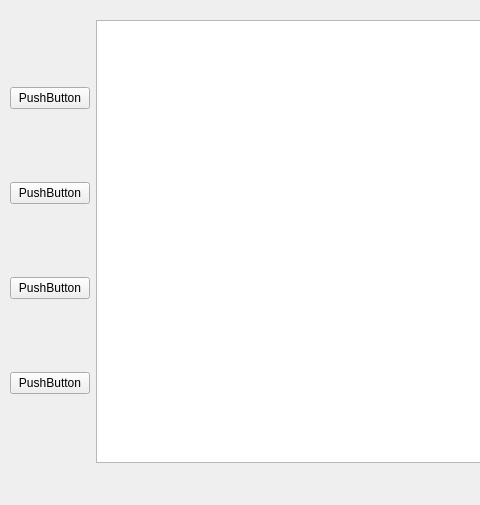
Above: zeex/core/ui/actions/analyze.ui from zbarge/zeex before the change; both pictures show x 0 to 480 and y 0 to 505 of the 904 by 505 pixel window. Below: the same form after it.
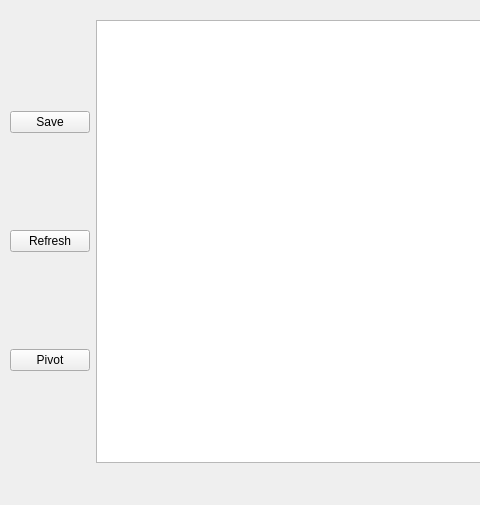
That is the form after the change.

Commit message: #30 - Merge/Purge browse buttons connected, removed review tab, hid several buttons across dialogs that aren't active

Patch:
```diff
--- a/zeex/core/ui/actions/analyze.ui
+++ b/zeex/core/ui/actions/analyze.ui
@@ -25,31 +25,24 @@
    <layout class="QGridLayout" name="gridLayout">
     <item row="0" column="0">
      <layout class="QGridLayout" name="gridLayout_2">
-      <item row="3" column="0">
-       <widget class="QPushButton" name="pushButton">
-        <property name="text">
-         <string>PushButton</string>
-        </property>
-       </widget>
-      </item>
       <item row="1" column="0">
        <widget class="QPushButton" name="pushButton_3">
         <property name="text">
-         <string>PushButton</string>
-        </property>
-       </widget>
-      </item>
-      <item row="2" column="0">
-       <widget class="QPushButton" name="pushButton_2">
-        <property name="text">
-         <string>PushButton</string>
+         <string>Refresh</string>
         </property>
        </widget>
       </item>
       <item row="0" column="0">
        <widget class="QPushButton" name="pushButton_4">
         <property name="text">
-         <string>PushButton</string>
+         <string>Save</string>
+        </property>
+       </widget>
+      </item>
+      <item row="2" column="0">
+       <widget class="QPushButton" name="btnPivot">
+        <property name="text">
+         <string>Pivot</string>
         </property>
        </widget>
       </item>
```
Left out of the diff: 4 changed lines with no effect on the pictures. The commit also changes 12 other files.
